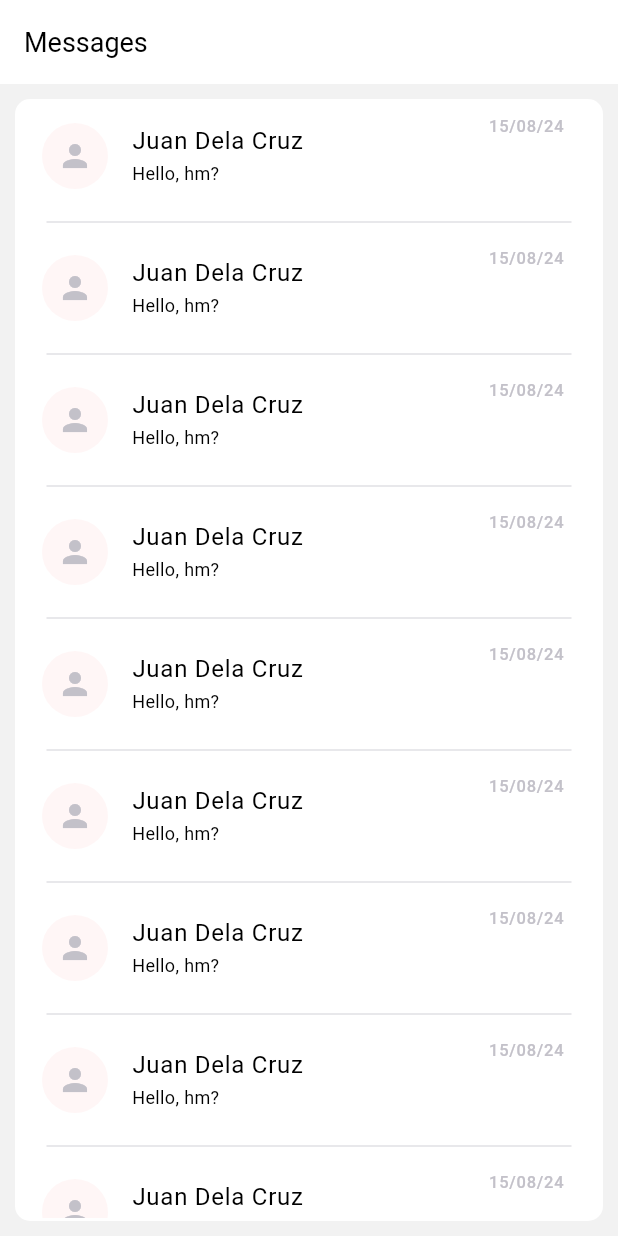
After one commit to Swa-ne/UniLodge, a Flutter app: the Messages screen opened by its route, on a phone screen of 412 x 824 dp. The commit adds this screen. Run offline on Flutter 3.47's test engine with Material 3 defaults, Android fonts, the light colour scheme and no system bars; our stand-ins replace go_router.

Commit message:
added initial messages UI and added messages route

```diff
--- a/unilodge/lib/app_routes.dart
+++ b/unilodge/lib/app_routes.dart
@@ -2,6 +2,7 @@ import 'package:go_router/go_router.dart';
 import 'package:unilodge/presentation/auth/pages/login.dart';
 import 'package:unilodge/presentation/auth/pages/signUp.dart';
 import 'package:unilodge/presentation/home/pages/home.dart';
+import 'package:unilodge/presentation/message/pages/messages.dart';
 import 'package:unilodge/presentation/profile/pages/userProfile.dart';
 
 final GoRouter appRouter = GoRouter(routes: [
@@ -34,5 +35,9 @@ final GoRouter appRouter = GoRouter(routes: [
   GoRoute(
     path: '/user-profile',
     builder: (context, state) => const UserProfile(),
+  ),
+  GoRoute(
+    path: '/messages',
+    builder: (context, state) => const Messages(),
   )
 ]);
--- /dev/null
+++ b/unilodge/lib/presentation/message/pages/messages.dart
@@ -0,0 +1,27 @@
+import 'package:flutter/material.dart';
+import 'package:unilodge/presentation/message/widgets/custom_text.dart';
+import 'package:unilodge/presentation/message/widgets/list_view.dart';
+
+class Messages extends StatefulWidget {
+  const Messages({super.key});
+
+  @override
+  State<Messages> createState() => _MessagesState();
+}
+
+class _MessagesState extends State<Messages> {
+  @override
+  Widget build(BuildContext context) {
+    return Scaffold(
+      appBar: AppBar(
+        backgroundColor: Colors.white,
+        title: const CustomText(
+          text: 'Messages',
+          color: Colors.black,
+          fontSize: 18,
+        ),
+      ),
+      body: MessagesListView(),
+    );
+  }
+}
--- /dev/null
+++ b/unilodge/lib/presentation/message/widgets/custom_text.dart
@@ -0,0 +1,25 @@
+import 'package:flutter/material.dart';
+
+class CustomText extends StatelessWidget {
+  final String text;
+  final double fontSize;
+  final Color color;
+
+  const CustomText({
+    super.key,
+    required this.text,
+    this.fontSize = 14.0,
+    this.color = Colors.black,
+  });
+
+  @override
+  Widget build(BuildContext context) {
+    return Text(
+      text,
+      style: TextStyle(
+        fontSize: fontSize,
+        color: color,
+      ),
+    );
+  }
+}
--- /dev/null
+++ b/unilodge/lib/presentation/message/widgets/example_message.dart
@@ -0,0 +1,10 @@
+class Message {
+  final String name;
+  final String content;
+
+  Message({required this.name, required this.content});
+}
+
+List<Message> messages = [
+  Message(name: 'Juan Dela Cruz', content: 'Hello, hm?'),
+];
--- /dev/null
+++ b/unilodge/lib/presentation/message/widgets/list_view.dart
@@ -0,0 +1,81 @@
+import 'package:flutter/material.dart';
+import 'package:unilodge/presentation/message/widgets/custom_text.dart';
+import 'package:unilodge/presentation/message/widgets/example_message.dart';
+
+class MessagesListView extends StatelessWidget {
+  final List<Message> messages = List.generate(
+    10,
+    (index) => Message(name: 'Juan Dela Cruz', content: 'Hello, hm?'),
+  );
+
+  MessagesListView({super.key});
+
+  @override
+  Widget build(BuildContext context) {
+    return Scaffold(
+      body: Container(
+        margin: const EdgeInsets.all(10),
+        decoration: BoxDecoration(
+          color: Colors.white,
+          borderRadius: BorderRadius.circular(10),
+        ),
+        child: Padding(
+          padding: const EdgeInsets.all(2),
+          child: ListView.builder(
+            itemCount: messages.length,
+            itemBuilder: (context, index) {
+              final message = messages[index];
+
+              Widget listItem = ListTile(
+                leading: Container(
+                  decoration: const BoxDecoration(
+                    shape: BoxShape.circle,
+                    color: Color(0xFFFFF6F6),
+                  ),
+                  padding: const EdgeInsets.all(10),
+                  child: const Icon(
+                    Icons.person,
+                    color: Color(0xFFC3C1C9),
+                  ),
+                ),
+                title: CustomText(
+                  text: message.name,
+                  color: Colors.black,
+                  fontSize: 16,
+                ),
+                subtitle: CustomText(
+                  text: message.content,
+                  color: Colors.black,
+                  fontSize: 12,
+                ),
+                trailing: const Column(
+                  crossAxisAlignment: CrossAxisAlignment.end,
+                  mainAxisAlignment: MainAxisAlignment.start,
+                  children: [
+                    Text(
+                      '15/08/24',
+                      style: TextStyle(color: Color(0xFFC3C1C9)),
+                    ),
+                  ],
+                ),
+              );
+
+              return Column(
+                children: [
+                  listItem,
+                  const SizedBox(
+                    width: 350,
+                    child: Divider(
+                      color: Color(0xFFC3C1C9),
+                      thickness: .5,
+                    ),
+                  ),
+                ],
+              );
+            },
+          ),
+        ),
+      ),
+    );
+  }
+}
```
Also changed, not shown: unilodge/pubspec.lock.
